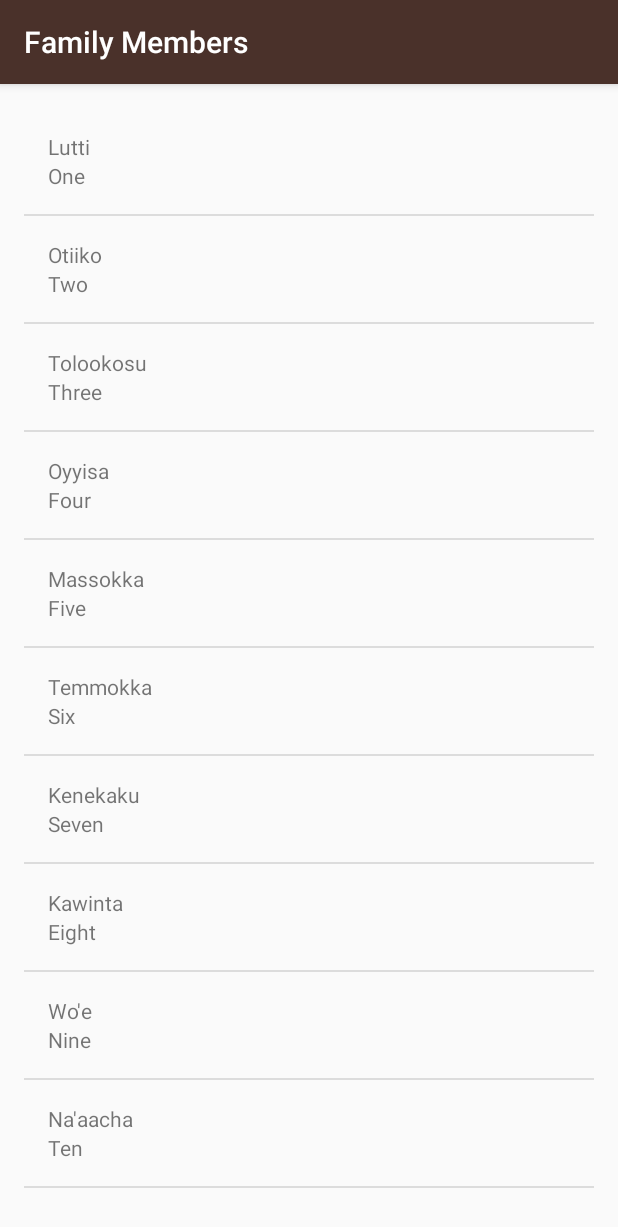
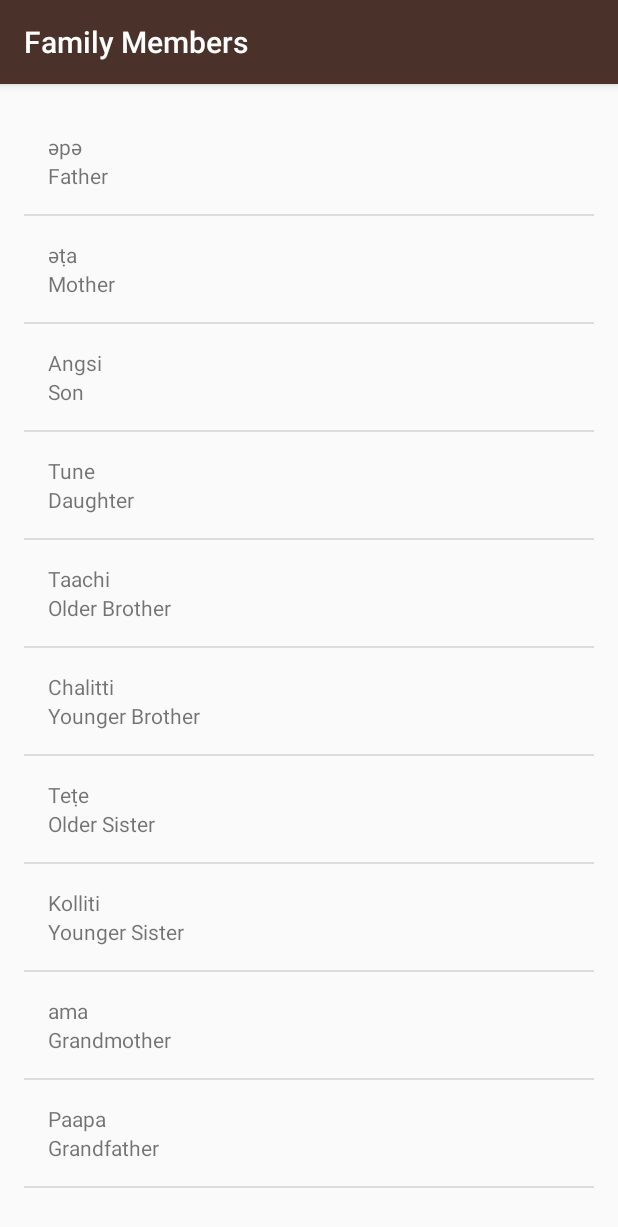
Before and after one commit to rakshit97/Android, an Android app: the FamilyActivity screen opened directly, with no data from a screen before it, on a phone screen of 412 x 824 dp. Shown: the top 1227 px of the screen. Run offline under Robolectric (Android 15) with nearby library versions, the phone set to English and light mode, and no system bars.

Commit message:
Added data to activities

```diff
--- a/Miwok/app/src/main/java/com/example/rakshit/miwok/FamilyActivity.java
+++ b/Miwok/app/src/main/java/com/example/rakshit/miwok/FamilyActivity.java
@@ -17,16 +17,16 @@ public class FamilyActivity extends AppCompatActivity
 
         ArrayList<WordsList> nums = new ArrayList<WordsList>(10);
 
-        nums.add(new WordsList("Lutti", "One"));
-        nums.add(new WordsList("Otiiko", "Two"));
-        nums.add(new WordsList("Tolookosu", "Three"));
-        nums.add(new WordsList("Oyyisa", "Four"));
-        nums.add(new WordsList("Massokka", "Five"));
-        nums.add(new WordsList("Temmokka", "Six"));
-        nums.add(new WordsList("Kenekaku", "Seven"));
-        nums.add(new WordsList("Kawinta", "Eight"));
-        nums.add(new WordsList("Wo'e", "Nine"));
-        nums.add(new WordsList("Na'aacha", "Ten"));
+        nums.add(new WordsList("әpә", "Father"));
+        nums.add(new WordsList("әṭa", "Mother"));
+        nums.add(new WordsList("Angsi", "Son"));
+        nums.add(new WordsList("Tune", "Daughter"));
+        nums.add(new WordsList("Taachi", "Older Brother"));
+        nums.add(new WordsList("Chalitti", "Younger Brother"));
+        nums.add(new WordsList("Teṭe", "Older Sister"));
+        nums.add(new WordsList("Kolliti", "Younger Sister"));
+        nums.add(new WordsList("ama", "Grandmother"));
+        nums.add(new WordsList("Paapa", "Grandfather"));
 
         WordsListAdapter familyAdapter = new WordsListAdapter(this, nums);
 
```
Also changed, not shown: Miwok/app/src/main/java/com/example/rakshit/miwok/ColorsActivity.java (+9 -11 lines), Miwok/app/src/main/java/com/example/rakshit/miwok/PhrasesActivity.java (+10 -10 lines).
